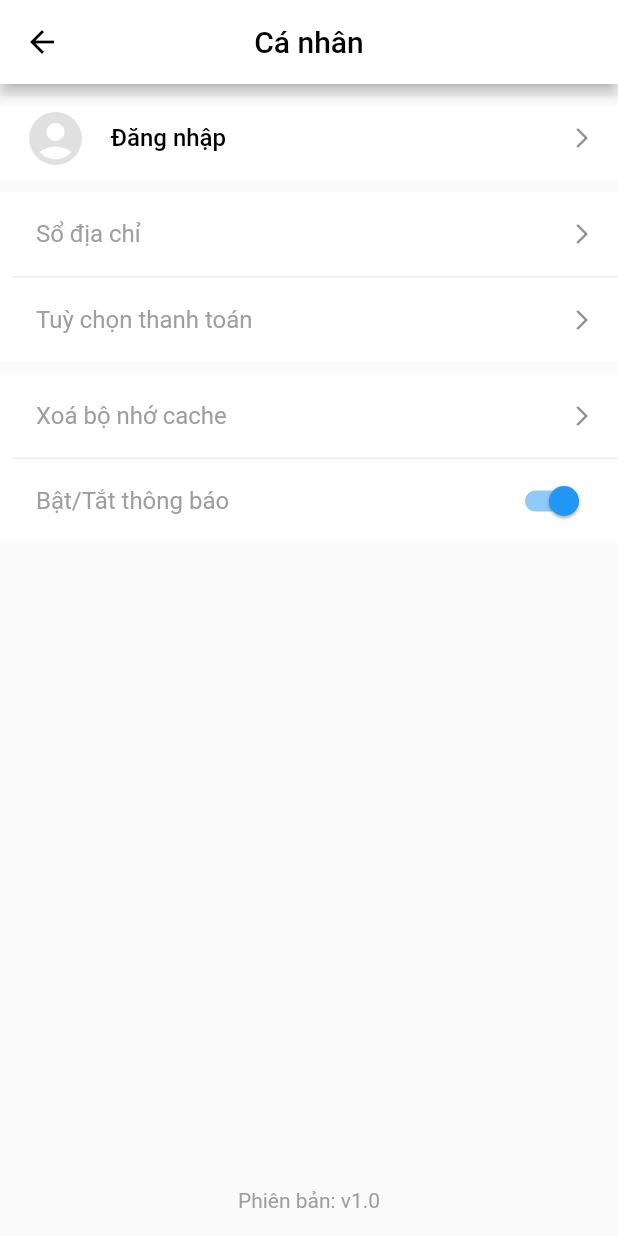
After one commit to danhquyen0109/clothing_store_v2, a Flutter app: the screen it shows after launch, item 5 of the bottom bar chosen, after a tap on "Sổ địa chỉ", on a phone screen of 412 x 824 dp. The commit adds this screen. Run offline on Flutter 3.47's test engine with Material 2 defaults, Android fonts, the phone set to English and light mode, and no system bars.

Commit message:
profile done

```diff
--- a/lib/view/pages/home/home.dart
+++ b/lib/view/pages/home/home.dart
@@ -3,6 +3,7 @@ import 'package:store_v2/presenter/language/language_vi.dart';
 import 'package:store_v2/presenter/mock_data/mock_data.dart';
 import 'package:store_v2/view/pages/cart/cart.dart';
 import 'package:store_v2/view/pages/notification/noti.dart';
+import 'package:store_v2/view/pages/profile/profile.dart';
 import 'package:store_v2/view/pages/search/search.dart';
 import 'package:store_v2/view/pages/tabview/tab.dart';
 
@@ -92,9 +93,36 @@ class _HomePageState extends State<HomePage> {
             items: bottomItems,
             currentIndex: _selectedIndex,
             onTap: (int index) {
-              setState(() {
-                _selectedIndex = index;
-              });
+              switch (index) {
+                case 0:
+                  break;
+                case 1:
+                  setState(() {
+                    _selectedIndex = 0;
+                    // chuyển tới trang danh mục
+                  });
+                  break;
+                case 2:
+                  setState(() {
+                    _selectedIndex = 0;
+                    Navigator.push(context,
+                        MaterialPageRoute(builder: (context) => SearchPage()));
+                  });
+                  break;
+                case 3:
+                  setState(() {
+                    _selectedIndex = 0;
+                    // chuyển tới trang hàng mới
+                  });
+                  break;
+                case 4:
+                  setState(() {
+                    _selectedIndex = 0;
+                    Navigator.push(context,
+                        MaterialPageRoute(builder: (context) => ProfilePage()));
+                  });
+                  break;
+              }
             },
           ),
         ),
--- /dev/null
+++ b/lib/view/pages/profile/profile.dart
@@ -0,0 +1,146 @@
+import 'package:flutter/material.dart';
+import 'package:flutter/widgets.dart';
+
+class ProfilePage extends StatefulWidget {
+  @override
+  State<StatefulWidget> createState() {
+    return _ProfileState();
+  }
+}
+
+class _ProfileState extends State<ProfilePage> {
+  bool selected = true;
+  @override
+  Widget build(BuildContext context) {
+    return Scaffold(
+      appBar: AppBar(
+        backgroundColor: Colors.white,
+        leading: BackButton(
+          color: Colors.black,
+        ),
+        centerTitle: true,
+        title: Text(
+          "Cá nhân",
+          style: TextStyle(color: Colors.black),
+        ),
+      ),
+      body: Column(
+        children: <Widget>[
+          Expanded(
+            child: Column(
+              children: <Widget>[
+                SizedBox(
+                  height: 8.0,
+                ),
+                Container(
+                  color: Colors.white,
+                  child: ListTile(
+                    leading: Icon(
+                      Icons.account_circle,
+                      color: Colors.grey[300],
+                      size: 42.0,
+                    ),
+                    title: Text("Đăng nhập",
+                        style: TextStyle(
+                            color: Colors.black,
+                            fontSize: 16.0,
+                            fontWeight: FontWeight.w500)),
+                    trailing: Icon(
+                      Icons.arrow_forward_ios,
+                      size: 16.0,
+                    ),
+                  ),
+                ),
+                SizedBox(
+                  height: 8.0,
+                ),
+                Container(
+                  color: Colors.white,
+                  padding: EdgeInsets.only(left: 8.0),
+                  child: Column(
+                    children: <Widget>[
+                      ListTile(
+                        title: Text(
+                          "Sổ địa chỉ",
+                          style: TextStyle(color: Colors.grey),
+                        ),
+                        trailing: Icon(
+                          Icons.arrow_forward_ios,
+                          size: 16.0,
+                        ),
+                        onTap: () {},
+                      ),
+                      Container(
+                        color: Colors.grey[200],
+                        height: 1.0,
+                      ),
+                      ListTile(
+                        title: Text(
+                          "Tuỳ chọn thanh toán",
+                          style: TextStyle(color: Colors.grey),
+                        ),
+                        trailing: Icon(
+                          Icons.arrow_forward_ios,
+                          size: 16.0,
+                        ),
+                        onTap: () {},
+                      ),
+                    ],
+                  ),
+                ),
+                SizedBox(
+                  height: 8.0,
+                ),
+                Container(
+                  color: Colors.white,
+                  padding: EdgeInsets.only(left: 8.0),
+                  child: Column(
+                    children: <Widget>[
+                      ListTile(
+                        title: Text(
+                          "Xoá bộ nhớ cache",
+                          style: TextStyle(color: Colors.grey),
+                        ),
+                        trailing: Icon(
+                          Icons.arrow_forward_ios,
+                          size: 16.0,
+                        ),
+                        onTap: () {},
+                      ),
+                      Container(
+                        color: Colors.grey[200],
+                        height: 1.0,
+                      ),
+                      SwitchListTile(
+                        title: Text(
+                          "Bật/Tắt thông báo",
+                          style: TextStyle(color: Colors.grey),
+                        ),
+                        value: selected,
+                        selected: true,
+                        onChanged: (bool value) {
+                          setState(() {
+                            selected = value;
+                          });
+                        },
+                      ),
+                    ],
+                  ),
+                ),
+              ],
+            ),
+          ),
+          Center(
+            child: Text(
+              "Phiên bản: v1.0",
+              style: TextStyle(color: Colors.grey[500]),
+            ),
+          ),
+          SizedBox(
+            height: 16.0,
+          )
+        ],
+      ),
+    );
+  }
+}
```
Also changed, not shown: lib/presenter/mock_data/mock_data.dart (+24 -2 lines), lib/view/pages/search/search.dart (+34 -1 lines).
